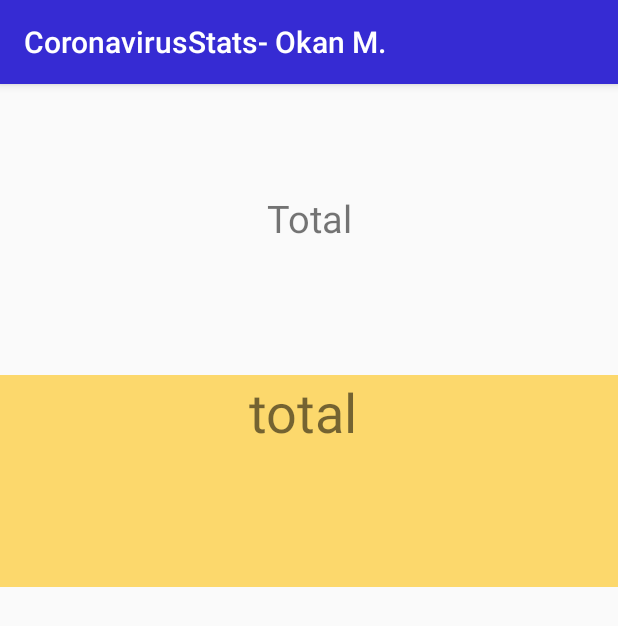
After one commit to okanmazman/CoronavirusStats, an Android app: the TotalStats screen opened directly, with no data from a screen before it, on a phone screen of 412 x 824 dp. The commit adds this screen. Shown: the top 626 px of the screen. Run offline under Robolectric (Android 15) with nearby library versions, the phone set to English and light mode, and no system bars; 1 statement that could not run was skipped.

Commit message:
totalstats activity addition

```diff
--- a/app/build.gradle
+++ b/app/build.gradle
@@ -28,4 +28,5 @@ dependencies {
     androidTestImplementation 'androidx.test.espresso:espresso-core:3.1.1'
     implementation 'androidx.recyclerview:recyclerview:1.0.0'
     implementation 'com.google.android.material:material:1.0.0'
+    implementation 'com.google.android.gms:play-services-maps:17.0.0'
 }
--- a/app/src/main/AndroidManifest.xml
+++ b/app/src/main/AndroidManifest.xml
@@ -1,7 +1,8 @@
 <?xml version="1.0" encoding="utf-8"?>
 <manifest xmlns:android="http://schemas.android.com/apk/res/android"
     package="com.example.coronavirusstats">
-        <uses-permission android:name="android.permission.INTERNET" />
+
+    <uses-permission android:name="android.permission.INTERNET" />
 
     <application
         android:allowBackup="true"
@@ -10,6 +11,7 @@
         android:roundIcon="@mipmap/ic_cstats_round"
         android:supportsRtl="true"
         android:theme="@style/AppTheme">
+        <activity android:name=".TotalStats"></activity>
         <activity android:name=".MainActivity">
             <intent-filter>
                 <action android:name="android.intent.action.MAIN" />
--- /dev/null
+++ b/app/src/main/java/com/example/coronavirusstats/TotalStats.java
@@ -0,0 +1,22 @@
+package com.example.coronavirusstats;
+
+import androidx.appcompat.app.AppCompatActivity;
+
+import android.os.Bundle;
+import android.widget.TextView;
+
+public class TotalStats extends AppCompatActivity {
+    TextView txtTotalCases;
+    @Override
+    protected void onCreate(Bundle savedInstanceState) {
+        super.onCreate(savedInstanceState);
+        setContentView(R.layout.activity_total_stats);
+
+        String[] totalCases=getIntent().getStringArrayExtra("totalInfo");
+
+        txtTotalCases=findViewById(R.id.txtTotalCasesAll);
+
+        txtTotalCases.setText(totalCases[0]);
+
+    }
+}
--- /dev/null
+++ b/app/src/main/res/layout/activity_total_stats.xml
@@ -0,0 +1,35 @@
+<?xml version="1.0" encoding="utf-8"?>
+<androidx.constraintlayout.widget.ConstraintLayout xmlns:android="http://schemas.android.com/apk/res/android"
+    xmlns:app="http://schemas.android.com/apk/res-auto"
+    xmlns:tools="http://schemas.android.com/tools"
+    android:layout_width="match_parent"
+    android:layout_height="match_parent"
+    tools:context=".TotalStats">
+
+    <TextView
+        android:id="@+id/lblTotalCases"
+        android:layout_width="127dp"
+        android:layout_height="38dp"
+        android:layout_marginTop="72dp"
+        android:ellipsize="none"
+        android:text="Total Cases"
+        android:textAlignment="center"
+        android:textSize="25sp"
+        app:layout_constraintEnd_toEndOf="parent"
+        app:layout_constraintStart_toStartOf="parent"
+        app:layout_constraintTop_toTopOf="parent" />
+
+    <TextView
+        android:id="@+id/txtTotalCasesAll"
+        android:layout_width="0dp"
+        android:layout_height="141dp"
+        android:layout_marginTop="84dp"
+        android:background="#94FFC107"
+        android:text="total "
+        android:textAlignment="center"
+        android:textSize="36sp"
+        app:layout_constraintEnd_toEndOf="parent"
+        app:layout_constraintStart_toStartOf="parent"
+        app:layout_constraintTop_toBottomOf="@+id/lblTotalCases" />
+
+</androidx.constraintlayout.widget.ConstraintLayout>
--- a/app/src/main/res/values/styles.xml
+++ b/app/src/main/res/values/styles.xml
@@ -6,6 +6,10 @@
         <item name="colorPrimary">@color/colorPrimary</item>
         <item name="colorPrimaryDark">@color/colorPrimaryDark</item>
         <item name="colorAccent">@color/colorAccent</item>
+       <!-- <item name="windowNoTitle">true</item>
+        <item name="android:windowActionBar">false</item>-->
+
     </style>
 
+
 </resources>
```
Also changed, not shown: app/src/main/java/com/example/coronavirusstats/CoronaAdapter.java (+25 -7 lines), app/src/main/java/com/example/coronavirusstats/MainActivity.java (+35 -0 lines), app/src/main/res/layout/listview_row_layout.xml (+48 -9 lines), app/src/main/res/menu/mainmenu.xml (+4 -3 lines).
